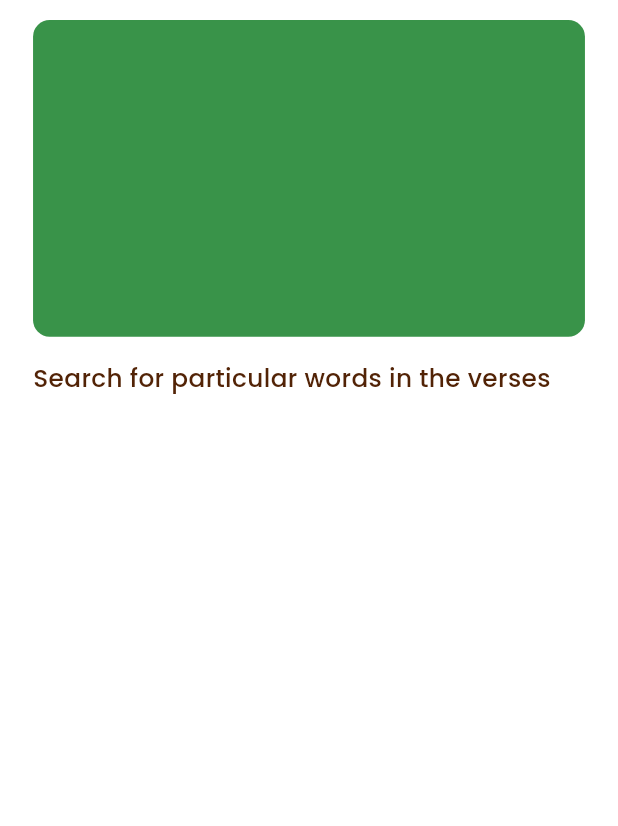
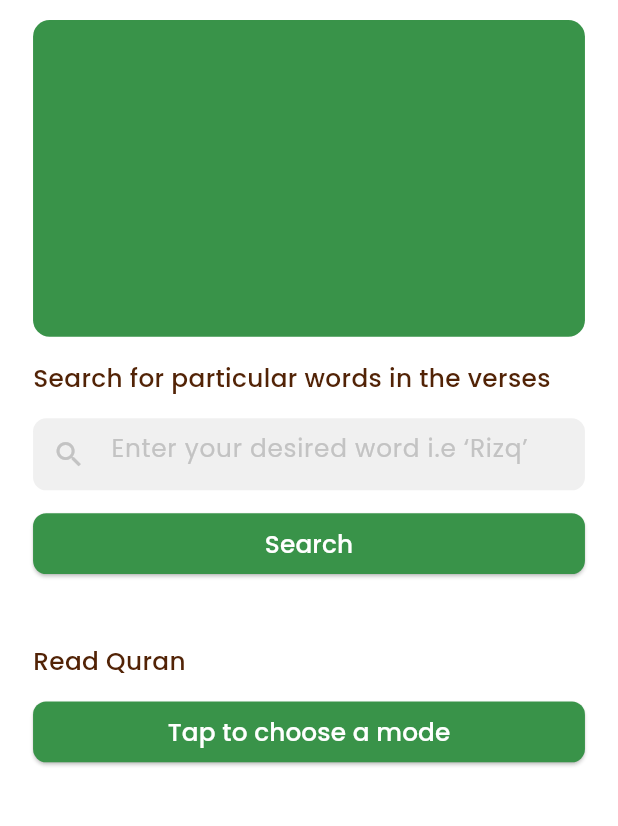
Before and after one commit to ayekaun-inc/Quran-Companion, a Flutter app: the screen it shows after launch, on a phone screen of 412 x 824 dp, the part 57-883 px from its top. Run offline on Flutter 3.47's test engine with Material 3 defaults, Android fonts, the phone set to English and light mode, and no system bars; our stand-ins replace flutter_svg, get_it, shared_preferences, stacked, stacked_services.

Commit message:
Add 'Home Screen UI'

```diff
--- a/app/lib/global/utils/svg_constants.dart
+++ b/app/lib/global/utils/svg_constants.dart
@@ -1 +1 @@
-const String appIconSvg = 'assets/svgs/app_icon.svg';
+const String appIcon = 'assets/svgs/app_icon.svg';
--- /dev/null
+++ b/app/lib/global/widgets/custom_elevated_button.dart
@@ -0,0 +1,36 @@
+import 'package:app/global/services/size_helper_service.dart';
+import 'package:app/global/themes/colors.dart';
+import 'package:app/global/themes/fonts.dart';
+import 'package:app/global/widgets/custom_text.dart';
+import 'package:flutter/material.dart';
+
+class CustomElevatedButton extends StatelessWidget {
+  final String label;
+  final void Function()? onPressed;
+  const CustomElevatedButton({
+    super.key,
+    required this.label,
+    required this.onPressed,
+  });
+
+  @override
+  Widget build(BuildContext context) {
+    return SizedBox(
+      width: double.maxFinite,
+      height: 40.h,
+      child: ElevatedButton(
+        style: ButtonStyle(
+          backgroundColor: MaterialStateProperty.all<Color>(green),
+          foregroundColor: MaterialStateProperty.all<Color>(white),
+          shape: MaterialStateProperty.all<RoundedRectangleBorder>(
+            RoundedRectangleBorder(
+              borderRadius: BorderRadius.circular(8.r),
+            ),
+          ),
+        ),
+        onPressed: onPressed,
+        child: CustomText(label, size: 15, font: poppinsMedium),
+      ),
+    );
+  }
+}
--- /dev/null
+++ b/app/lib/global/widgets/custom_text.dart
@@ -0,0 +1,28 @@
+import 'package:app/global/services/size_helper_service.dart';
+import 'package:flutter/material.dart';
+
+class CustomText extends StatelessWidget {
+  final String data;
+  final double size;
+  final String font;
+  final Color? color;
+  const CustomText(
+    this.data, {
+    super.key,
+    required this.size,
+    required this.font,
+    this.color,
+  });
+
+  @override
+  Widget build(BuildContext context) {
+    return Text(
+      data,
+      style: TextStyle(
+        fontSize: size.sp,
+        fontFamily: font,
+        color: color,
+      ),
+    );
+  }
+}
--- a/app/lib/home/home_view.dart
+++ b/app/lib/home/home_view.dart
@@ -1,11 +1,14 @@
 import 'package:app/global/services/size_helper_service.dart';
 import 'package:app/global/themes/colors.dart';
 import 'package:app/global/themes/fonts.dart';
+import 'package:app/global/widgets/custom_text.dart';
 import 'package:app/global/widgets/horizontal_padding.dart';
 import 'package:app/global/widgets/vertical_gap.dart';
 import 'package:app/home/home_view_model.dart';
 import 'package:flutter/material.dart';
 import 'package:stacked/stacked.dart';
+import '../global/widgets/custom_elevated_button.dart';
+import 'widgets/search_text_field.dart';
 
 class HomeView extends StatelessWidget {
   const HomeView({super.key});
@@ -24,16 +27,14 @@ class HomeView extends StatelessWidget {
                   crossAxisAlignment: CrossAxisAlignment.start,
                   children: [
                     const VerticalGap(13.5),
-                    Row(
+                    const Row(
                       mainAxisAlignment: MainAxisAlignment.end,
                       children: [
-                        Text(
+                        CustomText(
                           'The Quran Companion',
-                          style: TextStyle(
-                            color: brown,
-                            fontSize: 15.sp,
-                            fontFamily: poppinsSemiBold,
-                          ),
+                          size: 15,
+                          font: poppinsSemiBold,
+                          color: brown,
                         ),
                       ],
                     ),
@@ -47,15 +48,33 @@ class HomeView extends StatelessWidget {
                       ),
                     ),
                     const VerticalGap(15),
-                    Text(
+                    const CustomText(
                       'Search for particular words in the verses',
-                      style: TextStyle(
-                        color: brown,
-                        fontSize: 15.sp,
-                        fontFamily: poppinsMedium,
-                      ),
+                      size: 15,
+                      font: poppinsMedium,
+                      color: brown,
                     ),
                     const VerticalGap(15),
+                    SearchTextField(
+                      onChanged: viewModel.onSearchTextChange,
+                    ),
+                    const VerticalGap(15),
+                    CustomElevatedButton(
+                      label: 'Search',
+                      onPressed: viewModel.onSearchPressed,
+                    ),
+                    const VerticalGap(45),
+                    const CustomText(
+                      'Read Quran',
+                      size: 15,
+                      font: poppinsMedium,
+                      color: brown,
+                    ),
+                    const VerticalGap(15),
+                    CustomElevatedButton(
+                      label: 'Tap to choose a mode',
+                      onPressed: viewModel.onReadQuranPressed,
+                    ),
                   ],
                 ),
               ),
--- a/app/lib/home/home_view_model.dart
+++ b/app/lib/home/home_view_model.dart
@@ -1,3 +1,18 @@
 import 'package:stacked/stacked.dart';
 
-class HomeViewModel extends BaseViewModel {}
+class HomeViewModel extends BaseViewModel {
+  String _searchText = '';
+  String get searchText => _searchText;
+
+  void onSearchTextChange(String? text) {
+    if (text != null) _searchText = text;
+  }
+
+  void onSearchPressed() {
+    // TODO: Add search logic
+  }
+
+  void onReadQuranPressed() {
+    // TODO: Add dialog logic
+  }
+}
--- /dev/null
+++ b/app/lib/home/widgets/search_text_field.dart
@@ -0,0 +1,45 @@
+import 'package:app/global/services/size_helper_service.dart';
+import 'package:app/global/themes/colors.dart';
+import 'package:app/global/themes/fonts.dart';
+import 'package:flutter/material.dart';
+
+class SearchTextField extends StatelessWidget {
+  final void Function(String)? onChanged;
+  const SearchTextField({
+    super.key,
+    required this.onChanged,
+  });
+
+  @override
+  Widget build(BuildContext context) {
+    return Container(
+      decoration: BoxDecoration(
+        color: lightGray,
+        borderRadius: BorderRadius.circular(8.r),
+      ),
+      child: TextField(
+        style: TextStyle(
+          fontFamily: poppinsRegular,
+          fontSize: 15.sp,
+          color: darkGray,
+        ),
+        cursorColor: brown,
+        decoration: InputDecoration(
+          border: InputBorder.none,
+          prefixIcon: Icon(
+            Icons.search,
+            color: darkGray,
+            size: 20.w,
+          ),
+          hintText: "Enter your desired word i.e ‘Rizq’",
+          hintStyle: TextStyle(
+            fontFamily: poppinsRegular,
+            fontSize: 15.sp,
+            color: darkGray,
+          ),
+        ),
+        onChanged: onChanged,
+      ),
+    );
+  }
+}
--- a/app/lib/splash/splash_view.dart
+++ b/app/lib/splash/splash_view.dart
@@ -2,6 +2,7 @@ import 'package:app/global/services/size_helper_service.dart';
 import 'package:app/global/themes/colors.dart';
 import 'package:app/global/themes/fonts.dart';
 import 'package:app/global/utils/svg_constants.dart';
+import 'package:app/global/widgets/custom_text.dart';
 import 'package:app/global/widgets/vertical_gap.dart';
 import 'package:app/splash/splash_view_model.dart';
 import 'package:flutter/material.dart';
@@ -13,7 +14,7 @@ class SplashView extends StatelessWidget {
 
   @override
   Widget build(BuildContext context) {
-    return ViewModelBuilder.reactive(
+    return ViewModelBuilder.nonReactive(
       viewModelBuilder: () => SplashViewModel(),
       onViewModelReady: (viewModel) => viewModel.onViewModelReady(),
       builder: (context, viewModel, child) {
@@ -24,18 +25,16 @@ class SplashView extends StatelessWidget {
               children: [
                 // TODO: Add animation
                 SvgPicture.asset(
-                  appIconSvg,
+                  appIcon,
                   width: 135.w,
                 ),
                 const VerticalGap(18.5),
-                Text(
+                const CustomText(
                   'The Quran Companion',
-                  style: TextStyle(
-                    color: brown,
-                    fontFamily: poppinsMedium,
-                    fontSize: 23.sp,
-                  ),
-                )
+                  size: 23,
+                  font: poppinsMedium,
+                  color: brown,
+                ),
               ],
             ),
           ),
```
